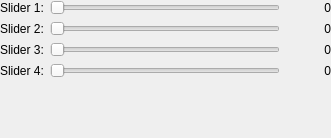
Qt form kmplot/sliderwindow.ui (KDE/kmplot) before a commit.
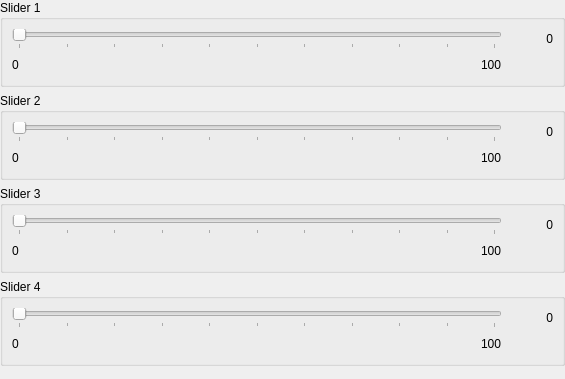
The same form after that commit.

Commit message: - Fixed popup menu for adjusting min/max values in slider window. - Added labels showing the current min/max values in slider window.

What changed in the file:
```diff
--- a/kmplot/sliderwindow.ui
+++ b/kmplot/sliderwindow.ui
@@ -8,21 +8,60 @@
    <rect>
     <x>0</x>
     <y>0</y>
-    <width>331</width>
-    <height>138</height>
+    <width>565</width>
+    <height>379</height>
    </rect>
   </property>
   <property name="windowTitle" >
    <string>Slider</string>
   </property>
-  <layout class="QGridLayout" >
+  <layout class="QVBoxLayout" >
    <property name="margin" >
     <number>0</number>
    </property>
    <property name="spacing" >
     <number>6</number>
    </property>
-   <item row="0" column="1" >
+   <item>
+    <widget class="QGroupBox" name="groupBox" >
+     <property name="title" >
+      <string>Slider 1</string>
+     </property>
+     <layout class="QGridLayout" >
+      <property name="margin" >
+       <number>9</number>
+      </property>
+      <property name="spacing" >
+       <number>6</number>
+      </property>
+      <item row="1" column="2" >
+       <widget class="QLabel" name="max0" >
+        <property name="text" >
+         <string>100</string>
+        </property>
+       </widget>
+      </item>
+      <item row="1" column="1" >
+       <spacer>
+        <property name="orientation" >
+         <enum>Qt::Horizontal</enum>
+        </property>
+        <property name="sizeHint" >
+         <size>
+          <width>40</width>
+          <height>20</height>
+         </size>
+        </property>
+       </spacer>
+      </item>
+      <item row="1" column="0" >
+       <widget class="QLabel" name="min0" >
+        <property name="text" >
+         <string>0</string>
+        </property>
+       </widget>
+      </item>
+      <item row="0" column="0" colspan="3" >
     <widget class="QSlider" name="slider0" >
      <property name="minimumSize" >
       <size>
@@ -42,13 +81,16 @@
      <property name="orientation" >
       <enum>Qt::Horizontal</enum>
      </property>
+        <property name="tickPosition" >
+         <enum>QSlider::TicksBelow</enum>
+        </property>
      <property name="tickInterval" >
       <number>10</number>
      </property>
     </widget>
    </item>
-   <item row="2" column="2" >
-    <widget class="QLabel" name="value1_3" >
+      <item row="0" column="3" >
+       <widget class="QLabel" name="value1" >
      <property name="sizePolicy" >
       <sizepolicy>
        <hsizetype>1</hsizetype>
@@ -71,7 +113,77 @@
      </property>
     </widget>
    </item>
+     </layout>
+    </widget>
+   </item>
+   <item>
+    <widget class="QGroupBox" name="groupBox_4" >
+     <property name="title" >
+      <string>Slider 2</string>
+     </property>
+     <layout class="QGridLayout" >
+      <property name="margin" >
+       <number>9</number>
+      </property>
+      <property name="spacing" >
+       <number>6</number>
+      </property>
+      <item row="1" column="1" >
+       <spacer>
+        <property name="orientation" >
+         <enum>Qt::Horizontal</enum>
+        </property>
+        <property name="sizeHint" >
+         <size>
+          <width>40</width>
+          <height>20</height>
+         </size>
+        </property>
+       </spacer>
+      </item>
    <item row="1" column="2" >
+       <widget class="QLabel" name="max1" >
+        <property name="text" >
+         <string>100</string>
+        </property>
+       </widget>
+      </item>
+      <item row="1" column="0" >
+       <widget class="QLabel" name="min1" >
+        <property name="text" >
+         <string>0</string>
+        </property>
+       </widget>
+      </item>
+      <item row="0" column="0" colspan="3" >
+       <widget class="QSlider" name="slider1" >
+        <property name="minimumSize" >
+         <size>
+          <width>200</width>
+          <height>0</height>
+         </size>
+        </property>
+        <property name="cursor" >
+         <cursor>13</cursor>
+        </property>
+        <property name="focusPolicy" >
+         <enum>Qt::StrongFocus</enum>
+        </property>
+        <property name="maximum" >
+         <number>100</number>
+        </property>
+        <property name="orientation" >
+         <enum>Qt::Horizontal</enum>
+        </property>
+        <property name="tickPosition" >
+         <enum>QSlider::TicksBelow</enum>
+        </property>
+        <property name="tickInterval" >
+         <number>10</number>
+        </property>
+       </widget>
+      </item>
+      <item row="0" column="3" >
     <widget class="QLabel" name="value1_2" >
      <property name="sizePolicy" >
       <sizepolicy>
@@ -95,14 +207,22 @@
      </property>
     </widget>
    </item>
-   <item row="2" column="0" >
-    <widget class="QLabel" name="label_3" >
-     <property name="text" >
-      <string>Slider 3:</string>
-     </property>
+     </layout>
     </widget>
    </item>
-   <item row="2" column="1" >
+   <item>
+    <widget class="QGroupBox" name="groupBox_3" >
+     <property name="title" >
+      <string>Slider 3</string>
+     </property>
+     <layout class="QGridLayout" >
+      <property name="margin" >
+       <number>9</number>
+      </property>
+      <property name="spacing" >
+       <number>6</number>
+      </property>
+      <item row="0" column="0" colspan="3" >
     <widget class="QSlider" name="slider2" >
      <property name="minimumSize" >
       <size>
@@ -122,32 +242,108 @@
      <property name="orientation" >
       <enum>Qt::Horizontal</enum>
      </property>
+        <property name="tickPosition" >
+         <enum>QSlider::TicksBelow</enum>
+        </property>
      <property name="tickInterval" >
       <number>10</number>
      </property>
     </widget>
    </item>
-   <item row="4" column="1" >
+      <item row="1" column="2" >
+       <widget class="QLabel" name="max2" >
+        <property name="text" >
+         <string>100</string>
+        </property>
+       </widget>
+      </item>
+      <item row="1" column="1" >
     <spacer>
      <property name="orientation" >
-      <enum>Qt::Vertical</enum>
+         <enum>Qt::Horizontal</enum>
      </property>
      <property name="sizeHint" >
       <size>
-       <width>20</width>
-       <height>40</height>
+          <width>40</width>
+          <height>20</height>
       </size>
      </property>
     </spacer>
    </item>
-   <item row="3" column="0" >
-    <widget class="QLabel" name="label_4" >
+      <item row="1" column="0" >
+       <widget class="QLabel" name="min2" >
      <property name="text" >
-      <string>Slider 4:</string>
+         <string>0</string>
      </property>
     </widget>
    </item>
-   <item row="3" column="1" >
+      <item row="0" column="3" >
+       <widget class="QLabel" name="value1_3" >
+        <property name="sizePolicy" >
+         <sizepolicy>
+          <hsizetype>1</hsizetype>
+          <vsizetype>5</vsizetype>
+          <horstretch>0</horstretch>
+          <verstretch>0</verstretch>
+         </sizepolicy>
+        </property>
+        <property name="minimumSize" >
+         <size>
+          <width>45</width>
+          <height>0</height>
+         </size>
+        </property>
+        <property name="text" >
+         <string>0</string>
+        </property>
+        <property name="alignment" >
+         <set>Qt::AlignRight|Qt::AlignTrailing|Qt::AlignVCenter</set>
+        </property>
+       </widget>
+      </item>
+     </layout>
+    </widget>
+   </item>
+   <item>
+    <widget class="QGroupBox" name="groupBox_2" >
+     <property name="title" >
+      <string>Slider 4</string>
+     </property>
+     <layout class="QGridLayout" >
+      <property name="margin" >
+       <number>9</number>
+      </property>
+      <property name="spacing" >
+       <number>6</number>
+      </property>
+      <item row="1" column="2" >
+       <widget class="QLabel" name="max3" >
+        <property name="text" >
+         <string>100</string>
+        </property>
+       </widget>
+      </item>
+      <item row="1" column="1" >
+       <spacer>
+        <property name="orientation" >
+         <enum>Qt::Horizontal</enum>
+        </property>
+        <property name="sizeHint" >
+         <size>
+          <width>40</width>
+          <height>20</height>
+         </size>
+        </property>
+       </spacer>
+      </item>
+      <item row="1" column="0" >
+       <widget class="QLabel" name="min3" >
+        <property name="text" >
+         <string>0</string>
+        </property>
+       </widget>
+      </item>
+      <item row="0" column="0" colspan="3" >
     <widget class="QSlider" name="slider3" >
      <property name="minimumSize" >
       <size>
@@ -167,75 +363,15 @@
      <property name="orientation" >
       <enum>Qt::Horizontal</enum>
      </property>
-     <property name="tickInterval" >
-      <number>10</number>
-     </property>
-    </widget>
-   </item>
-   <item row="0" column="0" >
-    <widget class="QLabel" name="label" >
-     <property name="text" >
-      <string>Slider 1:</string>
-     </property>
-    </widget>
-   </item>
-   <item row="0" column="2" >
-    <widget class="QLabel" name="value1" >
-     <property name="sizePolicy" >
-      <sizepolicy>
-       <hsizetype>1</hsizetype>
-       <vsizetype>5</vsizetype>
-       <horstretch>0</horstretch>
-       <verstretch>0</verstretch>
-      </sizepolicy>
-     </property>
-     <property name="minimumSize" >
-      <size>
-       <width>45</width>
-       <height>0</height>
-      </size>
-     </property>
-     <property name="text" >
-      <string>0</string>
-     </property>
-     <property name="alignment" >
-      <set>Qt::AlignRight|Qt::AlignTrailing|Qt::AlignVCenter</set>
-     </property>
-    </widget>
-   </item>
-   <item row="1" column="0" >
-    <widget class="QLabel" name="label_2" >
-     <property name="text" >
-      <string>Slider 2:</string>
-     </property>
-    </widget>
-   </item>
-   <item row="1" column="1" >
-    <widget class="QSlider" name="slider1" >
-     <property name="minimumSize" >
-      <size>
-       <width>200</width>
-       <height>0</height>
-      </size>
-     </property>
-     <property name="cursor" >
-      <cursor>13</cursor>
-     </property>
-     <property name="focusPolicy" >
-      <enum>Qt::StrongFocus</enum>
-     </property>
-     <property name="maximum" >
-      <number>100</number>
-     </property>
-     <property name="orientation" >
-      <enum>Qt::Horizontal</enum>
-     </property>
+        <property name="tickPosition" >
+         <enum>QSlider::TicksBelow</enum>
+        </property>
      <property name="tickInterval" >
       <number>10</number>
      </property>
     </widget>
    </item>
-   <item row="3" column="2" >
+      <item row="0" column="3" >
     <widget class="QLabel" name="value1_4" >
      <property name="sizePolicy" >
       <sizepolicy>
@@ -258,6 +394,22 @@
       <set>Qt::AlignRight|Qt::AlignTrailing|Qt::AlignVCenter</set>
      </property>
     </widget>
+      </item>
+     </layout>
+    </widget>
+   </item>
+   <item>
+    <spacer>
+     <property name="orientation" >
+      <enum>Qt::Vertical</enum>
+     </property>
+     <property name="sizeHint" >
+      <size>
+       <width>21</width>
+       <height>0</height>
+      </size>
+     </property>
+    </spacer>
    </item>
   </layout>
  </widget>
```
Lines whose indentation alone changed are shown as unchanged. The commit also changes 2 other files.
